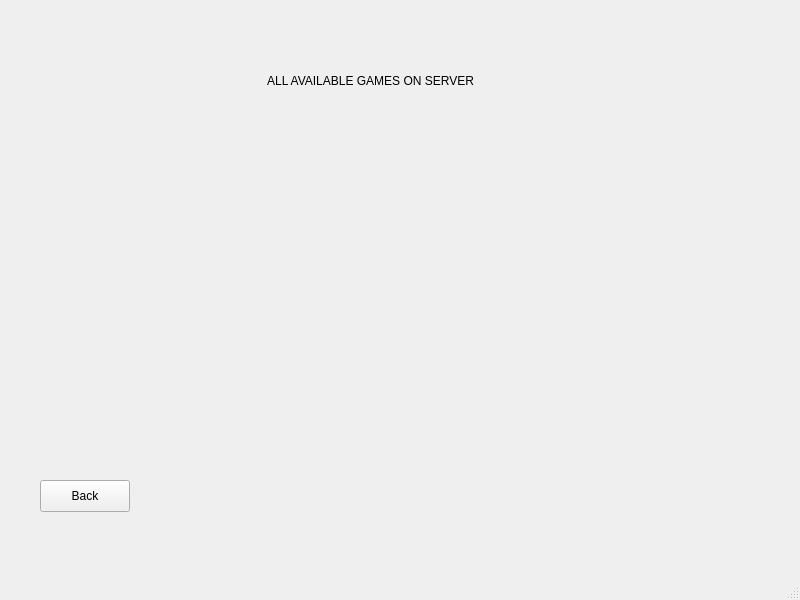
Before: the Qt Designer form client/views/gameslistview.ui in cavoke-project/cavoke, drawn with Qt 5.
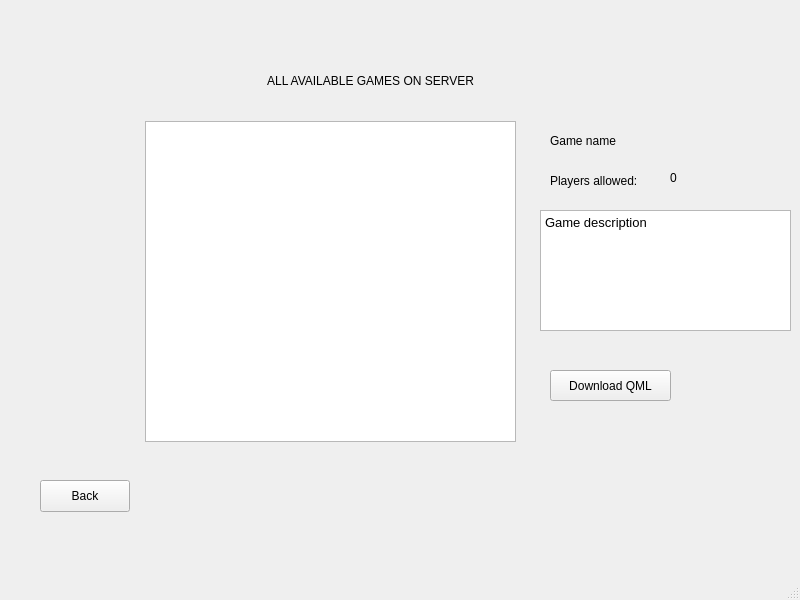
After: the same form once the commit is applied.

Commit message: Now games are present in UI

```diff
--- a/client/views/gameslistview.ui
+++ b/client/views/gameslistview.ui
@@ -46,6 +46,85 @@
      <set>Qt::AlignCenter</set>
     </property>
    </widget>
+   <widget class="QListWidget" name="gamesListWidget">
+    <property name="geometry">
+     <rect>
+      <x>145</x>
+      <y>121</y>
+      <width>371</width>
+      <height>321</height>
+     </rect>
+    </property>
+   </widget>
+   <widget class="QTextBrowser" name="gameDescriptionTextBrowser">
+    <property name="geometry">
+     <rect>
+      <x>540</x>
+      <y>210</y>
+      <width>251</width>
+      <height>121</height>
+     </rect>
+    </property>
+    <property name="html">
+     <string>&lt;!DOCTYPE HTML PUBLIC &quot;-//W3C//DTD HTML 4.0//EN&quot; &quot;http://www.w3.org/TR/REC-html40/strict.dtd&quot;&gt;
+&lt;html&gt;&lt;head&gt;&lt;meta name=&quot;qrichtext&quot; content=&quot;1&quot; /&gt;&lt;style type=&quot;text/css&quot;&gt;
+p, li { white-space: pre-wrap; }
+&lt;/style&gt;&lt;/head&gt;&lt;body style=&quot; font-family:'Cantarell'; font-size:10pt; font-weight:400; font-style:normal;&quot;&gt;
+&lt;p style=&quot; margin-top:0px; margin-bottom:0px; margin-left:0px; margin-right:0px; -qt-block-indent:0; text-indent:0px;&quot;&gt;Game description&lt;/p&gt;&lt;/body&gt;&lt;/html&gt;</string>
+    </property>
+   </widget>
+   <widget class="QLabel" name="gameNameLabel">
+    <property name="geometry">
+     <rect>
+      <x>550</x>
+      <y>130</y>
+      <width>111</width>
+      <height>21</height>
+     </rect>
+    </property>
+    <property name="text">
+     <string>Game name</string>
+    </property>
+   </widget>
+   <widget class="QLabel" name="label_3">
+    <property name="geometry">
+     <rect>
+      <x>550</x>
+      <y>170</y>
+      <width>111</width>
+      <height>21</height>
+     </rect>
+    </property>
+    <property name="text">
+     <string>Players allowed:</string>
+    </property>
+   </widget>
+   <widget class="QLabel" name="playersAmountLabel">
+    <property name="geometry">
+     <rect>
+      <x>670</x>
+      <y>170</y>
+      <width>57</width>
+      <height>16</height>
+     </rect>
+    </property>
+    <property name="text">
+     <string>0</string>
+    </property>
+   </widget>
+   <widget class="QPushButton" name="downloadQmlButton">
+    <property name="geometry">
+     <rect>
+      <x>550</x>
+      <y>370</y>
+      <width>121</width>
+      <height>31</height>
+     </rect>
+    </property>
+    <property name="text">
+     <string>Download QML</string>
+    </property>
+   </widget>
   </widget>
   <widget class="QMenuBar" name="menubar">
    <property name="geometry">
```
The commit also changes 3 other files.
